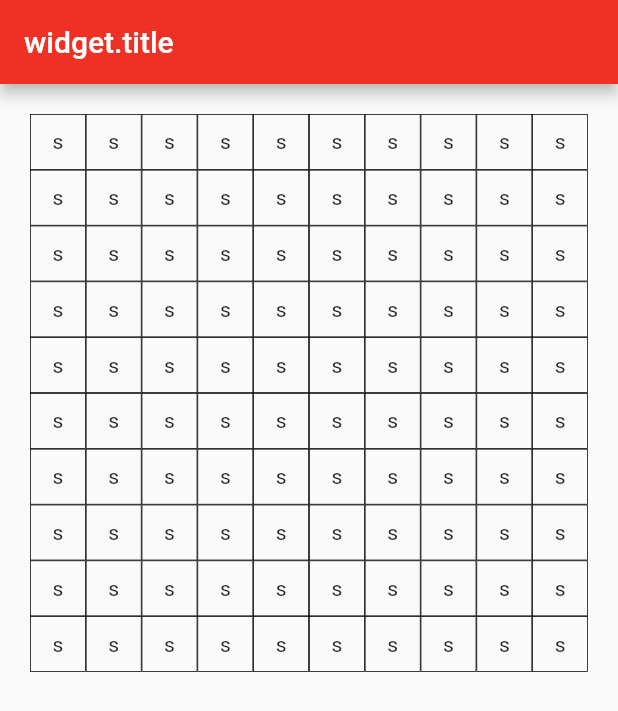
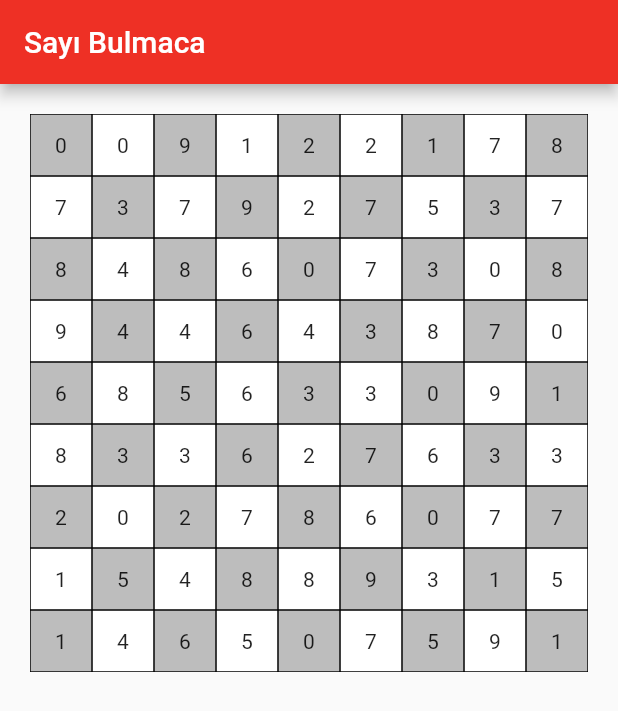
Before and after one commit to ferhatiltas/Number-Puzzle-Flutter, a Flutter app: the PuzzleView screen opened directly, on a phone screen of 412 x 824 dp. Shown: the top 711 px of the screen. Run offline on Flutter 3.47's test engine with Material 2 defaults, Android fonts, the phone set to English and light mode, and no system bars; our stand-ins replace bloc, flutter_bloc, flutter_svg, sizer.

Commit message:
Added random numbers

```diff
--- a/lib/features/puzzle/view/puzzle_view.dart
+++ b/lib/features/puzzle/view/puzzle_view.dart
@@ -1,3 +1,5 @@
+import 'dart:math';
+
 import 'package:flutter/material.dart';
 
 class PuzzleView extends StatefulWidget {
@@ -8,25 +10,26 @@ class PuzzleView extends StatefulWidget {
 }
 
 class _PuzzleViewState extends State<PuzzleView> {
-  GlobalKey gridKey = new GlobalKey();
+  GlobalKey gridKey = GlobalKey();
+  var random = Random();
 
-  List<List<String>> gridState = [
-    ["", "", "", "", "", "", "", "", "", ""],
-    ["", "", "", "", "", "", "", "", "", ""],
-    ["", "", "", "", "", "", "", "", "", ""],
-    ["", "", "", "", "", "", "", "", "", ""],
-    ["", "", "", "", "", "", "", "", "", ""],
-    ["", "", "", "", "", "", "", "", "", ""],
-    ["", "", "", "", "", "", "", "", "", ""],
-    ["", "", "", "", "", "", "", "", "", ""],
-    ["", "", "", "", "", "", "", "", "", ""],
-    ["", "", "", "", "", "", "", "", "", ""],
-  ];
+  List<List<String>> gridState = [[], [], [], [], [], [], [], [], []];
   var indexColor = Colors.white;
 
   @override
   void initState() {
     super.initState();
+    for (int i = 0; i <= 81; i++) {
+      gridState[0].add(random.nextInt(10).toString());
+      gridState[1].add(random.nextInt(10).toString());
+      gridState[2].add(random.nextInt(10).toString());
+      gridState[3].add(random.nextInt(10).toString());
+      gridState[4].add(random.nextInt(10).toString());
+      gridState[5].add(random.nextInt(10).toString());
+      gridState[6].add(random.nextInt(10).toString());
+      gridState[7].add(random.nextInt(10).toString());
+      gridState[8].add(random.nextInt(10).toString());
+    }
   }
 
   Widget _buildBody() {
@@ -81,7 +84,7 @@ class _PuzzleViewState extends State<PuzzleView> {
           gridState[indexX][indexY] = "";
         } else {
           gridState[indexX][indexY] = "Y";
-          indexColor = Colors.green;
+          indexColor = Colors.red;
         }
 
         setState(() {});
@@ -95,7 +98,10 @@ class _PuzzleViewState extends State<PuzzleView> {
       child: GridTile(
         key: gridItemKey,
         child: Container(
-          decoration: BoxDecoration(border: Border.all(color: Colors.black, width: 0.5)),
+          decoration: BoxDecoration(
+            color: index % 2 == 0 ? Colors.grey.shade400 : Colors.white,
+            border: Border.all(color: Colors.black, width: 0.5),
+          ),
           child: Center(
             child: _buildGridItem(x, y),
           ),
@@ -117,18 +123,29 @@ class _PuzzleViewState extends State<PuzzleView> {
     int rowIndex = (gridPosition / (_boxItem as RenderBox).size.width).floor().toInt();
     int colIndex = ((details.globalPosition.dx - gridLeft) / _boxItem.size.width).floor().toInt();
     gridState[rowIndex][colIndex] = "Y";
-    indexColor = Colors.green;
-
+    indexColor = Colors.red;
     setState(() {});
   }
 
   Widget _buildGridItem(int x, int y) {
     switch (gridState[x][y]) {
       case '':
-        return Text('s');
+        return Text(
+          '6',
+          style: TextStyle(color: Colors.black, fontSize: 23),
+        );
       case 'Y':
+        print('object');
+
         return Container(
           color: indexColor,
+          width: 50,
+          height: 50,
+          child: Center(
+              child: Text(
+            '6',
+            style: TextStyle(color: Colors.white, fontSize: 23),
+          )),
         );
       case 'N':
         return Container(
@@ -143,7 +160,7 @@ class _PuzzleViewState extends State<PuzzleView> {
   Widget build(BuildContext context) {
     return Scaffold(
       appBar: AppBar(
-        title: Text('widget.title'),
+        title: Text('Sayı Bulmaca'),
       ),
       body: Container(
         child: Column(
@@ -152,7 +169,6 @@ class _PuzzleViewState extends State<PuzzleView> {
           ],
         ),
       ),
-      // This trailing comma makes auto-formatting nicer for build methods.
     );
   }
 
```
